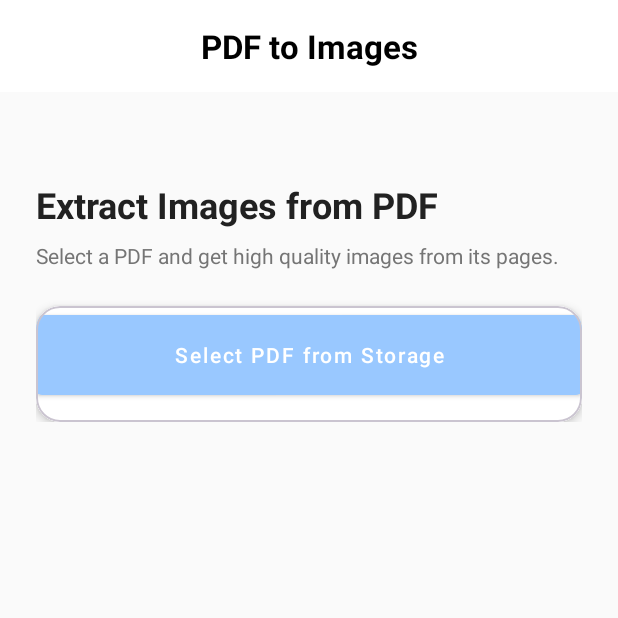
After one commit to kunal07dev/File-Ease, an Android app: the pdftoimage screen opened directly, with no data from a screen before it, on a phone screen of 412 x 824 dp, the top half of it. The commit adds this screen. Run offline under Robolectric (Android 15) with nearby library versions, the phone set to English and light mode, and no system bars; libraries missing offline, so code that uses them is left out: com.tom_roush.pdfbox; Roboto replaces fonts that are not available here; 1 statement that could not run was skipped.

Commit message:
images conversion

```diff
--- a/app/build.gradle.kts
+++ b/app/build.gradle.kts
@@ -38,7 +38,7 @@ dependencies {
     implementation("com.google.android.material:material:1.12.0")
     implementation("androidx.constraintlayout:constraintlayout:2.2.0")
     implementation ("androidx.cardview:cardview:1.0.0")
-
+    implementation ("com.tom-roush:pdfbox-android:2.0.27.0")
     testImplementation("junit:junit:4.13.2")
     androidTestImplementation("androidx.test.ext:junit:1.2.1")
     androidTestImplementation("androidx.test.espresso:espresso-core:3.6.1")
--- a/app/src/main/java/com/example/letsdoit/MainActivity.java
+++ b/app/src/main/java/com/example/letsdoit/MainActivity.java
@@ -18,6 +18,7 @@ import android.provider.Settings;
 import android.view.MenuItem;
 import android.view.View;
 import android.widget.ImageView;
+import android.widget.LinearLayout;
 import android.widget.ProgressBar;
 import android.widget.RelativeLayout;
 import android.widget.TextView;
@@ -51,6 +52,7 @@ public class MainActivity extends BaseActivity {
     private CardView photocard,videocard,pdfcard,Docs;
     private static final int PICK_DOCUMENT_REQUEST = 1;
     private ActivityResultLauncher<Intent> documentPickerLauncher;
+
     private static final int STORAGE_PERMISSION_CODE = 101;
     @Override
     protected void onCreate(Bundle savedInstanceState) {
--- /dev/null
+++ b/app/src/main/java/com/example/letsdoit/pdftoimage.java
@@ -0,0 +1,113 @@
+package com.example.letsdoit;
+
+import android.content.ContentValues;
+import android.content.Intent;
+import android.graphics.Bitmap;
+import android.graphics.BitmapFactory;
+import android.net.Uri;
+import android.os.Bundle;
+import android.os.Environment;
+import android.provider.MediaStore;
+import android.view.View;
+import android.widget.Button;
+import android.widget.Toast;
+
+import androidx.activity.result.ActivityResultLauncher;
+import androidx.activity.result.contract.ActivityResultContracts;
+import androidx.appcompat.app.AppCompatActivity;
+
+import com.tom_roush.pdfbox.android.PDFBoxResourceLoader;
+import com.tom_roush.pdfbox.pdmodel.PDDocument;
+import com.tom_roush.pdfbox.pdmodel.PDPage;
+import com.tom_roush.pdfbox.pdmodel.PDPageContentStream;
+import com.tom_roush.pdfbox.pdmodel.graphics.image.PDImageXObject;
+import com.tom_roush.pdfbox.rendering.PDFRenderer;
+
+import java.io.File;
+import java.io.FileOutputStream;
+import java.io.InputStream;
+import java.io.OutputStream;
+import java.util.ArrayList;
+import java.util.List;
+
+public class pdftoimage extends AppCompatActivity {
+    private List<Uri> selectedImageUris = new ArrayList<>();
+    private Uri selectedPdfUri;
+
+    @Override
+    protected void onCreate(Bundle savedInstanceState) {
+        super.onCreate(savedInstanceState);
+        setContentView(R.layout.pdfimage_main);
+
+        PDFBoxResourceLoader.init(getApplicationContext());
+
+        Button selectPdfBtn = findViewById(R.id.SelectPdfBtn);
+         Button convertToImagesBtn = findViewById(R.id.convertToImagesBtn);
+
+
+
+
+        ActivityResultLauncher<Intent> pdfPickerLauncher = registerForActivityResult(
+                new ActivityResultContracts.StartActivityForResult(),
+                result -> {
+                    if (result.getResultCode() == RESULT_OK && result.getData() != null) {
+                        selectedPdfUri = result.getData().getData();
+                        convertToImagesBtn.setVisibility(View.VISIBLE);
+                    }
+                });
+
+        selectPdfBtn.setOnClickListener(v -> {
+            Intent intent = new Intent(Intent.ACTION_OPEN_DOCUMENT);
+            intent.setType("application/pdf");
+            pdfPickerLauncher.launch(intent);
+        });
+
+        convertToImagesBtn.setOnClickListener(v -> {
+            if (selectedPdfUri != null) {
+                extractImagesFromPdf(selectedPdfUri);
+            }
+        });
+    }
+
+
+
+    private void extractImagesFromPdf(Uri pdfUri) {
+        try {
+            InputStream inputStream = getContentResolver().openInputStream(pdfUri);
+            PDDocument document = PDDocument.load(inputStream);
+            PDFRenderer renderer = new PDFRenderer(document);
+
+            for (int i = 0; i < document.getNumberOfPages(); i++) {
+                Bitmap bitmap = renderer.renderImage(i);
+                saveImageToGallery(bitmap, "Extracted_Page_" + (i + 1));
+            }
+
+            document.close();
+            Toast.makeText(this, "Images saved in Gallery!", Toast.LENGTH_LONG).show();
+        } catch (Exception e) {
+            e.printStackTrace();
+            Toast.makeText(this, "Error: " + e.getMessage(), Toast.LENGTH_LONG).show();
+        }
+    }
+
+
+    private void saveImageToGallery(Bitmap bitmap, String filename) {
+        ContentValues values = new ContentValues();
+        values.put(MediaStore.Images.Media.DISPLAY_NAME, filename + ".jpg");
+        values.put(MediaStore.Images.Media.MIME_TYPE, "image/jpeg");
+        values.put(MediaStore.Images.Media.RELATIVE_PATH, Environment.DIRECTORY_PICTURES);
+
+        Uri uri = getContentResolver().insert(MediaStore.Images.Media.EXTERNAL_CONTENT_URI, values);
+        try {
+            OutputStream out = getContentResolver().openOutputStream(uri);
+            bitmap.compress(Bitmap.CompressFormat.JPEG, 100, out);
+            out.close();
+            Toast.makeText(this, "Image saved: " + filename, Toast.LENGTH_SHORT).show();
+        } catch (Exception e) {
+            e.printStackTrace();
+            Toast.makeText(this, "Error saving image: " + e.getMessage(), Toast.LENGTH_LONG).show();
+        }
+    }
+
+
+}
--- a/app/src/main/res/layout/conversion.xml
+++ b/app/src/main/res/layout/conversion.xml
@@ -26,6 +26,7 @@
             android:background="@drawable/rounded_header"/>
 
         <LinearLayout
+            android:id="@+id/pdftoword"
             android:layout_width="match_parent"
             android:layout_height="wrap_content"
             android:orientation="horizontal"
@@ -67,6 +68,7 @@
 
         <!-- Tile 2 -->
         <LinearLayout
+            android:id="@+id/imagetopdf"
             android:layout_width="match_parent"
             android:layout_height="wrap_content"
             android:orientation="horizontal"
@@ -106,6 +108,7 @@
             </LinearLayout>
         </LinearLayout>
         <LinearLayout
+            android:id="@+id/pdftoimage"
             android:layout_width="match_parent"
             android:layout_height="wrap_content"
             android:orientation="horizontal"
@@ -145,6 +148,7 @@
             </LinearLayout>
         </LinearLayout>
         <LinearLayout
+            android:id="@+id/pdftotext"
             android:layout_width="match_parent"
             android:layout_height="wrap_content"
             android:orientation="horizontal"
@@ -202,6 +206,7 @@
 
             <!-- Texts -->
             <LinearLayout
+                android:id="@+id/jpgtopng"
                 android:layout_width="0dp"
                 android:layout_height="wrap_content"
                 android:layout_weight="1"
@@ -241,6 +246,7 @@
 
             <!-- Texts -->
             <LinearLayout
+                android:id="@+id/pngtojpg"
                 android:layout_width="0dp"
                 android:layout_height="wrap_content"
                 android:layout_weight="1"
--- /dev/null
+++ b/app/src/main/res/layout/pdfimage_main.xml
@@ -0,0 +1,112 @@
+<?xml version="1.0" encoding="utf-8"?>
+<androidx.coordinatorlayout.widget.CoordinatorLayout
+    xmlns:android="http://schemas.android.com/apk/res/android"
+    xmlns:app="http://schemas.android.com/apk/res-auto"
+    android:layout_width="match_parent"
+    android:layout_height="match_parent"
+    android:background="#FAFAFA">
+
+    <!-- Header -->
+    <LinearLayout
+        android:layout_width="match_parent"
+        android:layout_height="wrap_content"
+        android:background="#ffffff"
+        android:orientation="vertical"
+        android:padding="16dp">
+
+        <TextView
+            android:id="@+id/headerText"
+            android:layout_width="match_parent"
+            android:layout_height="wrap_content"
+            android:text="PDF to Images"
+            android:textColor="#000000"
+            android:textSize="22sp"
+            android:textStyle="bold"
+            android:gravity="center"/>
+    </LinearLayout>
+
+    <!-- Body -->
+    <androidx.core.widget.NestedScrollView
+        android:layout_width="match_parent"
+        android:layout_height="match_parent"
+        app:layout_behavior="@string/appbar_scrolling_view_behavior"
+        android:padding="24dp"
+        android:layout_marginTop="96dp"> <!-- Leave space for header -->
+
+        <androidx.constraintlayout.widget.ConstraintLayout
+            android:layout_width="match_parent"
+            android:layout_height="wrap_content">
+
+            <!-- Heading -->
+            <TextView
+                android:id="@+id/tvHeading"
+                android:layout_width="0dp"
+                android:layout_height="wrap_content"
+                android:text="Extract Images from PDF"
+                android:textSize="24sp"
+                android:textStyle="bold"
+                android:textColor="#212121"
+                app:layout_constraintTop_toTopOf="parent"
+                app:layout_constraintStart_toStartOf="parent"
+                app:layout_constraintEnd_toEndOf="parent"/>
+
+            <!-- Subtitle -->
+            <TextView
+                android:id="@+id/tvSubtitle"
+                android:layout_width="0dp"
+                android:layout_height="wrap_content"
+                android:text="Select a PDF and get high quality images from its pages."
+                android:textSize="14sp"
+                android:textColor="#757575"
+                android:lineSpacingExtra="4dp"
+                android:layout_marginTop="8dp"
+                app:layout_constraintTop_toBottomOf="@id/tvHeading"
+                app:layout_constraintStart_toStartOf="parent"
+                app:layout_constraintEnd_toEndOf="parent"/>
+
+            <!-- Button Card -->
+            <com.google.android.material.card.MaterialCardView
+                android:id="@+id/cardButtons"
+                android:layout_width="0dp"
+                android:layout_height="wrap_content"
+                android:layout_marginTop="24dp"
+                app:cardCornerRadius="16dp"
+                app:cardElevation="4dp"
+                android:padding="16dp"
+                app:layout_constraintTop_toBottomOf="@id/tvSubtitle"
+                app:layout_constraintStart_toStartOf="parent"
+                app:layout_constraintEnd_toEndOf="parent">
+
+                <LinearLayout
+                    android:layout_width="match_parent"
+                    android:layout_height="wrap_content"
+                    android:orientation="vertical"
+                    android:background="@color/white"
+                    android:gravity="center">
+
+                    <com.google.android.material.button.MaterialButton
+                        android:id="@+id/SelectPdfBtn"
+                        style="@style/Widget.MaterialComponents.Button"
+                        android:layout_width="match_parent"
+                        android:layout_height="65dp"
+                        android:text="Select PDF from Storage"
+                        android:textAllCaps="false"
+                        app:backgroundTint="#99c8ff"
+                        android:layout_marginBottom="12dp"/>
+
+                    <com.google.android.material.button.MaterialButton
+                        android:id="@+id/convertToImagesBtn"
+                        style="@style/Widget.MaterialComponents.Button.OutlinedButton"
+                        android:layout_width="match_parent"
+                        android:layout_height="65dp"
+                        android:text="Convert to Images"
+                        android:textAllCaps="false"
+                        app:backgroundTint="#99c8ff"
+                        android:visibility="gone"/>
+
+                </LinearLayout>
+            </com.google.android.material.card.MaterialCardView>
+
+        </androidx.constraintlayout.widget.ConstraintLayout>
+    </androidx.core.widget.NestedScrollView>
+</androidx.coordinatorlayout.widget.CoordinatorLayout>
```
Also changed, not shown: app/src/main/AndroidManifest.xml (+8 -1 lines), app/src/main/java/com/example/letsdoit/Imagepdf.java (added, +179 -0 lines), app/src/main/java/com/example/letsdoit/conversions.java (+40 -3 lines), app/src/main/res/layout/imagepdf_main.xml (added, +116 -0 lines).
